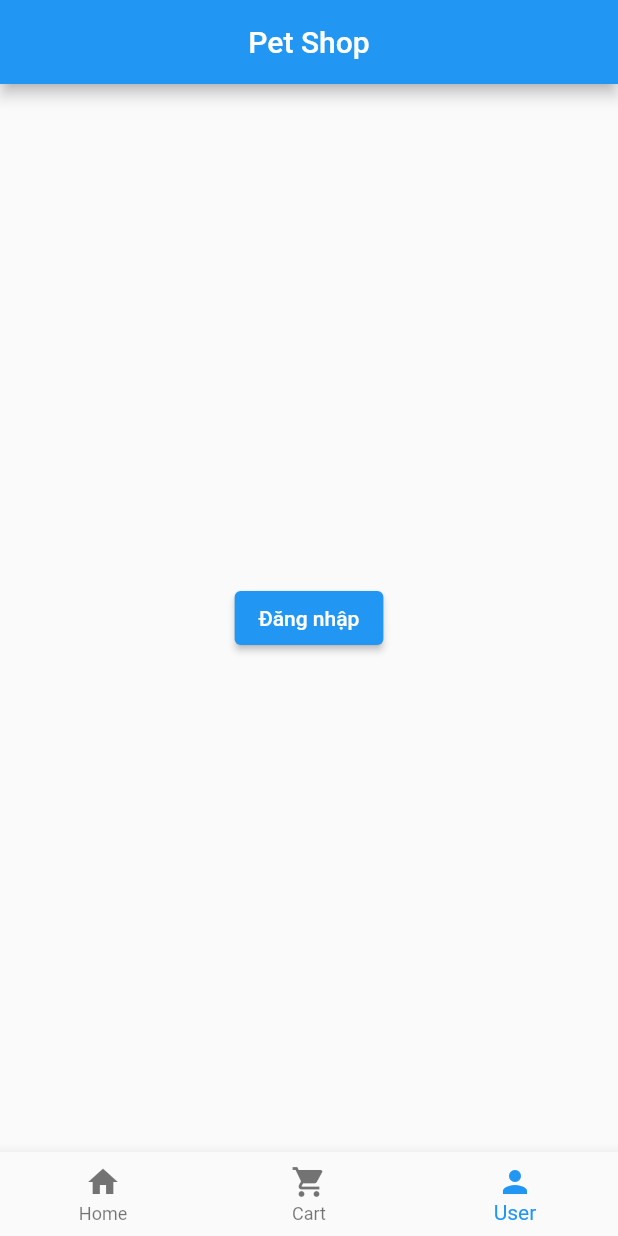
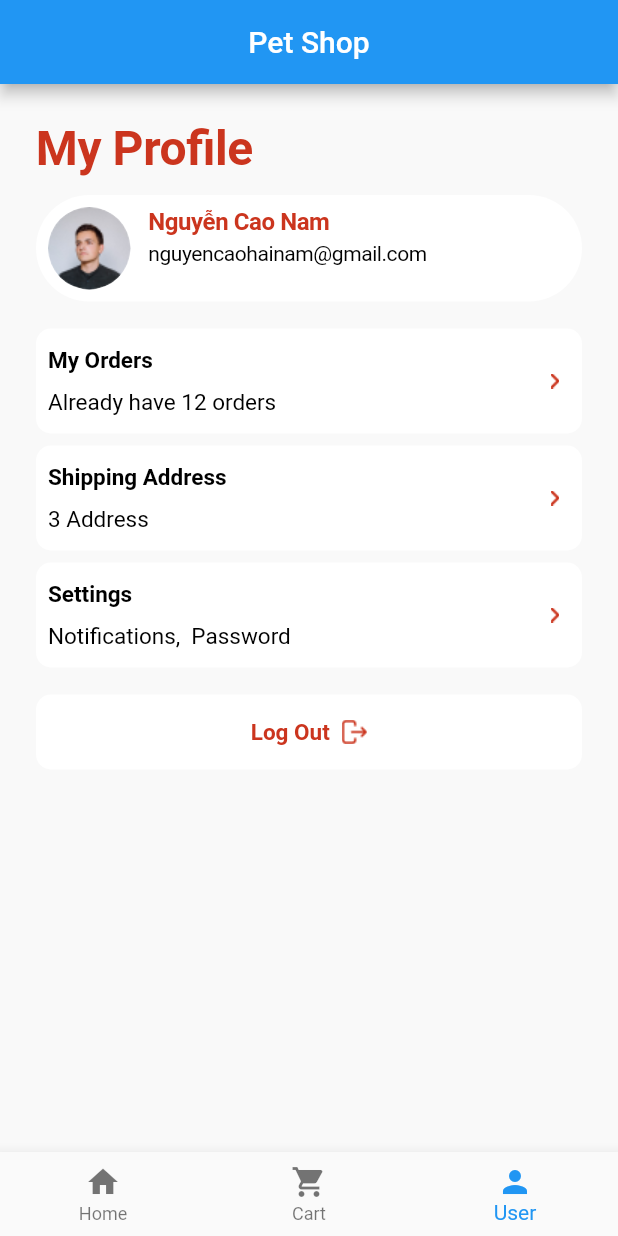
Before and after one commit to DoThaoNguyenn/flutter_nhom5_petshop, a Flutter app: the screen it shows after launch, item 3 of the bottom bar chosen, on a phone screen of 412 x 824 dp. Run offline on Flutter 3.47's test engine with Material 2 defaults, Android fonts, the phone set to English and light mode, and no system bars.

Commit message:
feat: NCHNam my profile

```diff
--- a/lib/constants/image.dart
+++ b/lib/constants/image.dart
@@ -5,3 +5,6 @@ const String img4 = 'images/img_4.png';
 const String star = 'images/Star.png';
 const String tickUncheck = 'images/tick_uncheck.png';
 const String tickCheck = 'images/tick_check.png';
+const String avatar = 'images/img_avatar.png';
+const String arrowRight = 'images/img_arrow_right.png';
+const String imgLogout = 'images/img_logout.png';
--- a/lib/main.dart
+++ b/lib/main.dart
@@ -1,5 +1,6 @@
 import 'package:flutter/material.dart';
 import 'package:flutter_nhom5_petshop/screens/cart.dart';
+import 'package:flutter_nhom5_petshop/screens/my_profile.dart';
 
 import 'screens/LoginScreen.dart';
 
@@ -26,8 +27,9 @@ class _HomeScreenState extends State<HomeScreen> {
 
   final List<Widget> _tabs = [
     HomeTab(),
-    Cart(),
-    UserTab(),
+    const Cart(),
+    // UserTab(),
+    const MyProfile(),
   ];
 
   void _onTabTapped(int index) {
--- /dev/null
+++ b/lib/screens/my_profile.dart
@@ -0,0 +1,196 @@
+import 'package:flutter/material.dart';
+import 'package:flutter_nhom5_petshop/constants/image.dart';
+import 'package:flutter_nhom5_petshop/screens/LoginScreen.dart';
+
+class MyProfile extends StatefulWidget {
+  const MyProfile({super.key});
+
+  @override
+  State<StatefulWidget> createState() => _MyProfileState();
+}
+
+class _MyProfileState extends State<MyProfile> {
+  static const primaryColor = Color(0xFFCB351E);
+
+  void _navigateToLoginScreen(BuildContext context) {
+    Navigator.push(
+        context, MaterialPageRoute(builder: (context) => LoginScreen()));
+  }
+
+  @override
+  Widget build(BuildContext context) {
+    return Scaffold(
+      body: Container(
+        padding: const EdgeInsets.all(24),
+        decoration: const BoxDecoration(
+          color: Color(0xFFF9F9F9),
+        ),
+        child: Column(
+          crossAxisAlignment: CrossAxisAlignment.start,
+          children: [
+            const Text(
+              "My Profile",
+              style: TextStyle(
+                fontSize: 32,
+                fontWeight: FontWeight.w600,
+                letterSpacing: -0.28,
+                color: primaryColor,
+              ),
+            ),
+            _profileWidget(),
+            _itemProfile("My Orders", "Already have 12 orders"),
+            _itemProfile("Shipping Address", "3 Address"),
+            _itemProfile("Settings", "Notifications,  Password"),
+            _logout(context),
+          ],
+        ),
+      ),
+    );
+  }
+
+  Widget _profileWidget() {
+    return Container(
+      margin: const EdgeInsets.only(top: 12, bottom: 18),
+      padding: const EdgeInsets.all(8),
+      decoration: const BoxDecoration(
+        borderRadius: BorderRadius.all(
+          Radius.circular(100),
+        ),
+        color: Colors.white,
+      ),
+      child: Row(
+        crossAxisAlignment: CrossAxisAlignment.start,
+        children: [
+          ClipOval(
+            child: Image.asset(
+              avatar,
+              width: 55,
+              height: 55,
+            ),
+          ),
+          const SizedBox(
+            width: 12,
+          ),
+          const Column(
+            crossAxisAlignment: CrossAxisAlignment.start,
+            children: [
+              Text(
+                "Nguyễn Cao Nam",
+                style: TextStyle(
+                  fontSize: 16,
+                  fontWeight: FontWeight.w600,
+                  letterSpacing: -0.28,
+                  color: primaryColor,
+                ),
+              ),
+              SizedBox(
+                height: 4,
+              ),
+              Text(
+                "nguyencaohainam@gmail.com",
+                style: TextStyle(
+                  fontSize: 14,
+                  letterSpacing: -0.28,
+                  color: Colors.black,
+                ),
+              )
+            ],
+          ),
+        ],
+      ),
+    );
+  }
+
+  Widget _itemProfile(String title, String content) {
+    return Container(
+      padding: const EdgeInsets.symmetric(
+        vertical: 12,
+        horizontal: 8,
+      ),
+      margin: const EdgeInsets.only(bottom: 8),
+      decoration: BoxDecoration(
+        color: Colors.white,
+        borderRadius: BorderRadius.circular(10),
+      ),
+      child: Row(
+        mainAxisAlignment: MainAxisAlignment.spaceBetween,
+        children: [
+          Column(
+            crossAxisAlignment: CrossAxisAlignment.start,
+            children: [
+              Text(
+                title,
+                style: const TextStyle(
+                  fontSize: 15,
+                  fontWeight: FontWeight.w600,
+                  color: Colors.black,
+                ),
+              ),
+              const SizedBox(
+                height: 10,
+              ),
+              Text(
+                content,
+                style: const TextStyle(
+                  fontSize: 15,
+                  color: Colors.black,
+                ),
+              )
+            ],
+          ),
+          Image.asset(
+            arrowRight,
+            width: 20,
+            height: 10,
+          ),
+        ],
+      ),
+    );
+  }
+
+  Widget _logout(BuildContext context) {
+    return Container(
+      margin: const EdgeInsets.only(
+        top: 10,
+      ),
+      padding: const EdgeInsets.symmetric(
+        vertical: 16,
+        horizontal: 8,
+      ),
+      decoration: BoxDecoration(
+        color: Colors.white,
+        borderRadius: BorderRadius.circular(10),
+      ),
+      child: Column(
+        children: [
+          InkWell(
+            child: Row(
+              mainAxisAlignment: MainAxisAlignment.center,
+              children: [
+                const Text(
+                  "Log Out",
+                  style: TextStyle(
+                    fontSize: 15,
+                    fontWeight: FontWeight.w600,
+                    color: primaryColor,
+                  ),
+                ),
+                const SizedBox(
+                  width: 8,
+                ),
+                Image.asset(
+                  imgLogout,
+                  width: 17,
+                  height: 16,
+                )
+              ],
+            ),
+            onTap: () {
+              _navigateToLoginScreen(context);
+            },
+          )
+        ],
+      ),
+    );
+  }
+}
```
Also changed, not shown: images/img_arrow_right.png (added), images/img_avatar.png (added), images/img_logout.png (added).
